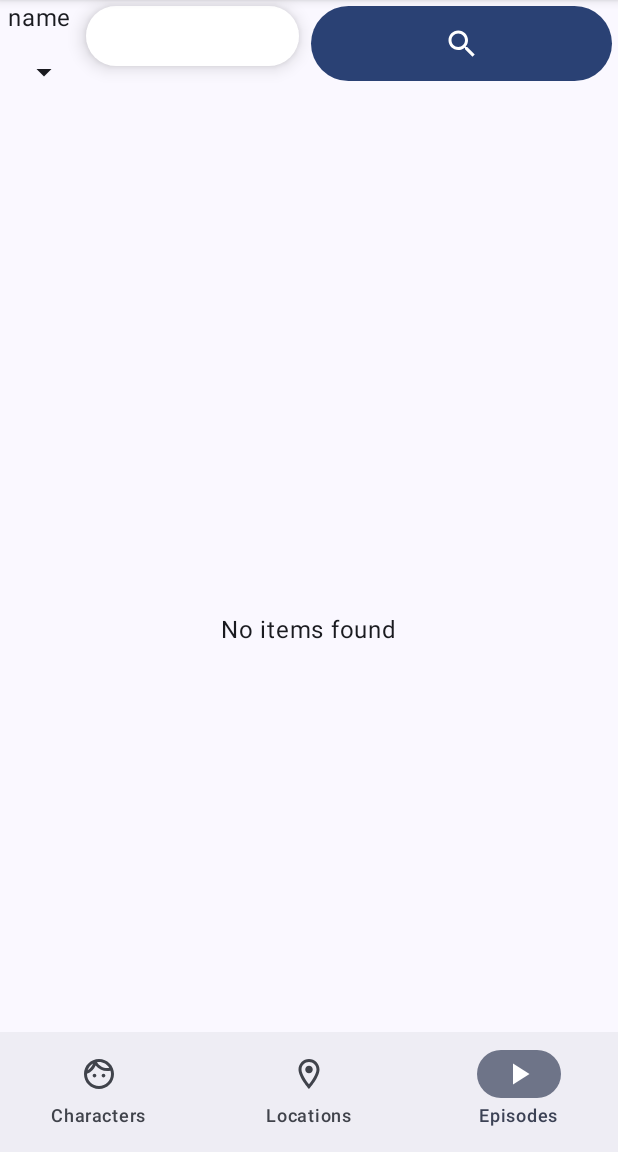
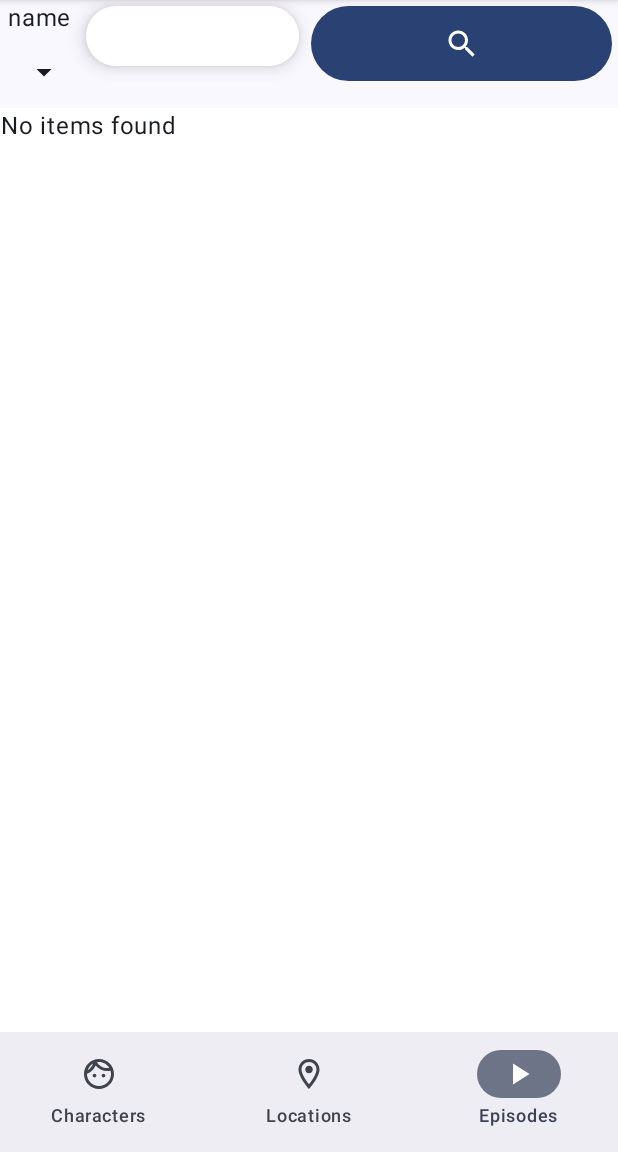
Before and after one commit to chevotakoe/RickAndMorty, an Android app built with Jetpack Compose: the screen it shows after launch (MainActivity), item 3 of the bottom bar chosen, on a phone screen of 412 x 824 dp, the part 84-1236 px from its top. Run offline under Robolectric (Android 15) with nearby library versions, the phone set to English and light mode, and no system bars; our stand-ins replace Dagger/Hilt's generated code, Room's generated code, paging; 1 statement that could not run was skipped.

```diff
--- a/app/src/main/java/com/project/rickandmorty/presentation/ui/character/grid/CharacterGrid.kt
+++ b/app/src/main/java/com/project/rickandmorty/presentation/ui/character/grid/CharacterGrid.kt
@@ -86,24 +86,20 @@ fun CharacterGrid(navController: NavController) {
                     modifier = Modifier.align(Alignment.Center)
                 )
             }
+        } else if (characters.itemCount == 0) {
+            Box(
+                modifier = Modifier
+                    .fillMaxSize()
+                    .background(Color.White)
+            ) {
+                Text(text = "No items found", textAlign = TextAlign.Center)
+            }
         } else {
             LazyVerticalGrid(columns = GridCells.Fixed(2),
                 verticalArrangement = Arrangement.spacedBy(space = 16.dp),
                 horizontalArrangement = Arrangement.spacedBy(space = 16.dp),
                 contentPadding = PaddingValues(all = 10.dp),
                 content = {
-                    if (characters.itemCount == 0) {
-                        item {
-                            Box(
-                                modifier = Modifier.fillMaxSize(),
-                                contentAlignment = Alignment.Center
-                            ) {
-                                Text(
-                                    text = "No items found"
-                                )
-                            }
-                        }
-                    } else {
                     items(characters.itemCount) { item ->
                         characters[item]?.let { character ->
                             val fieldText = mapOf(
@@ -114,8 +110,7 @@ fun CharacterGrid(navController: NavController) {
                             )
                             CharacterInfoBox(image = character.image,
                                 fieldText = fieldText,
-                                    modifier = Modifier
-                                        .clickable {
+                                modifier = Modifier.clickable {
                                         navController.navigate(
                                             "character_details_screen/${character.id}"
                                         )
@@ -128,7 +123,7 @@ fun CharacterGrid(navController: NavController) {
                             CircularProgressIndicator()
                         }
                     }
-                    }
+
 
                 })
         }
--- a/app/src/main/java/com/project/rickandmorty/presentation/ui/episode/grid/EpisodeGrid.kt
+++ b/app/src/main/java/com/project/rickandmorty/presentation/ui/episode/grid/EpisodeGrid.kt
@@ -41,6 +41,7 @@ import androidx.compose.ui.focus.onFocusChanged
 import androidx.compose.ui.graphics.Color
 import androidx.compose.ui.platform.LocalContext
 import androidx.compose.ui.text.TextStyle
+import androidx.compose.ui.text.style.TextAlign
 import androidx.compose.ui.unit.dp
 import androidx.hilt.navigation.compose.hiltViewModel
 import androidx.navigation.NavController
@@ -84,31 +85,20 @@ fun EpisodeGrid(navController: NavController) {
                     modifier = Modifier.align(Alignment.Center)
                 )
             }
+        } else if (episodes.itemCount == 0) {
+            Box(
+                modifier = Modifier
+                    .fillMaxSize()
+                    .background(Color.White)
+            ) {
+                Text(text = "No items found", textAlign = TextAlign.Center)
+            }
         } else {
-            if (episodes.itemCount == 0) {
-                Box(modifier = Modifier.fillMaxSize(), contentAlignment = Alignment.Center) {
-                    Text(
-                        text = "No items found"
-                    )
-                }
-            }
             LazyVerticalGrid(columns = GridCells.Fixed(2),
                 verticalArrangement = Arrangement.spacedBy(space = 16.dp),
                 horizontalArrangement = Arrangement.spacedBy(space = 16.dp),
                 contentPadding = PaddingValues(all = 10.dp),
                 content = {
-                    if (episodes.itemCount == 0) {
-                        item {
-                            Box(
-                                modifier = Modifier.fillMaxSize(),
-                                contentAlignment = Alignment.Center
-                            ) {
-                                Text(
-                                    text = "No items found"
-                                )
-                            }
-                        }
-                    } else {
                     items(episodes.itemCount) { item ->
                         episodes[item]?.let { episode ->
                             val fieldText = mapOf(
@@ -132,7 +122,7 @@ fun EpisodeGrid(navController: NavController) {
                             CircularProgressIndicator()
                         }
                     }
-                    }
+
                 })
         }
     }
```
Also changed, not shown: app/src/main/java/com/project/rickandmorty/presentation/ui/character/search/CharacterSearchScreen.kt (+28 -28 lines), app/src/main/java/com/project/rickandmorty/presentation/ui/episode/search/EpisodeSearchScreen.kt (+26 -22 lines), app/src/main/java/com/project/rickandmorty/presentation/ui/location/grid/LocationGrid.kt (+10 -13 lines), app/src/main/java/com/project/rickandmorty/presentation/ui/location/search/LocationSearchScreen.kt (+26 -22 lines). Lines whose indentation alone changed are shown as unchanged.
